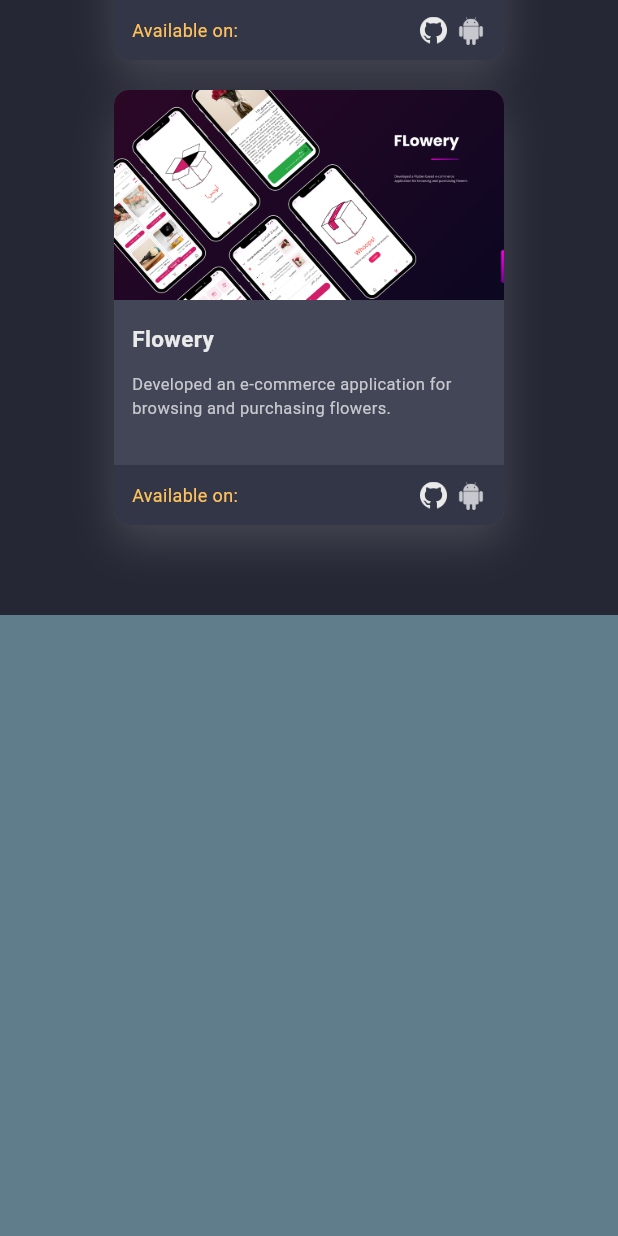
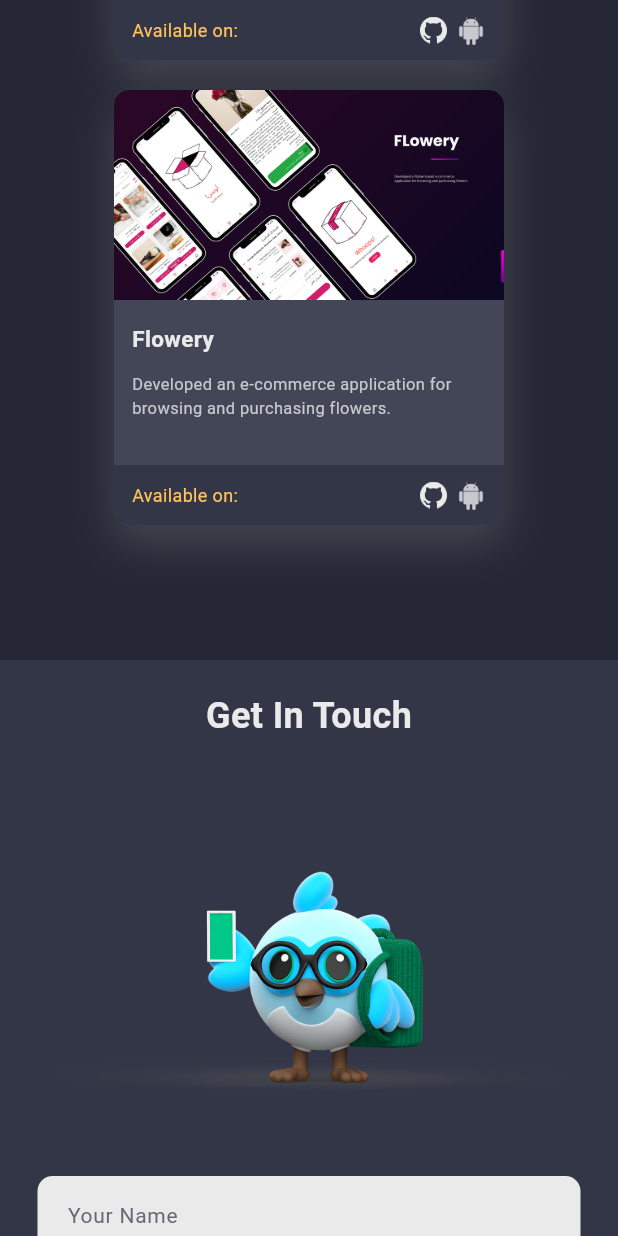
Before and after one commit to AhmedRasmy1/my_portfolio, a Flutter app: the screen it shows after launch, scrolled down 2304 dp, on a phone screen of 412 x 824 dp. Run offline on Flutter 3.47's test engine with Material 3 defaults, Android fonts, the phone set to English and light mode, and no system bars.

Commit message:
feat: Add contact widget with email functionality and custom text fields
- Implemented ContactWidget for user inquiries with email sending capability using EmailJS.
- Created CustomTextField widget for reusable text input fields.
- Added FooterWidget to display footer information.
- Developed Projectss widget to showcase projects using ProjectCardWidget.
- Integrated social media links with icons for user engagement.

```diff
--- a/lib/pages/home_page.dart
+++ b/lib/pages/home_page.dart
@@ -3,13 +3,14 @@ import 'dart:developer';
 import 'package:flutter/material.dart';
 import 'package:my_portfolio/constants/colors.dart';
 import 'package:my_portfolio/constants/size.dart';
-import 'package:my_portfolio/utils/project_utils.dart';
+import 'package:my_portfolio/widgets/contact_widget.dart';
 import 'package:my_portfolio/widgets/drawer_mobil.dart';
+import 'package:my_portfolio/widgets/fotter_widget.dart';
 import 'package:my_portfolio/widgets/header_for_mobil.dart';
 import 'package:my_portfolio/widgets/header_for_website.dart';
 import 'package:my_portfolio/widgets/main_mobile_view.dart';
 import 'package:my_portfolio/widgets/main_website_view.dart';
-import 'package:my_portfolio/widgets/project_card_widget.dart';
+import 'package:my_portfolio/widgets/projects.dart';
 import 'package:my_portfolio/widgets/skills_website_view.dart';
 
 class HomePage extends StatefulWidget {
@@ -90,23 +91,13 @@ class _HomePageState extends State<HomePage> {
                       ),
                     ),
                     SizedBox(height: 50),
-                    ConstrainedBox(
-                      constraints: BoxConstraints(maxWidth: 900),
-                      child: Wrap(
-                        spacing: 20,
-                        runSpacing: 20,
-                        alignment: WrapAlignment.center,
-                        children: [
-                          for (int i = 0; i < projectList.length; i++)
-                            ProjectCardWidget(project: projectList[i]),
-                        ],
-                      ),
-                    ),
+                    Projectss(),
                   ],
                 ),
               ),
-              Container(height: 500, color: Colors.blueGrey),
-              Container(height: 100, color: Colors.blueGrey),
+              SizedBox(height: 30),
+              ContactWidget(),
+              FooterWidget(),
             ],
           ),
         );
--- /dev/null
+++ b/lib/widgets/contact_widget.dart
@@ -0,0 +1,427 @@
+import 'dart:convert';
+import 'dart:developer';
+import 'package:flutter/material.dart';
+import 'package:my_portfolio/constants/colors.dart';
+import 'package:my_portfolio/widgets/custom_text_field.dart';
+import 'package:url_launcher/url_launcher.dart';
+import 'package:http/http.dart' as http;
+
+class ContactWidget extends StatefulWidget {
+  const ContactWidget({super.key});
+
+  @override
+  State<ContactWidget> createState() => _ContactWidgetState();
+}
+
+class _ContactWidgetState extends State<ContactWidget> {
+  final TextEditingController _nameController = TextEditingController();
+  final TextEditingController _emailController = TextEditingController();
+  final TextEditingController _messageController = TextEditingController();
+  final GlobalKey<FormState> _formKey = GlobalKey<FormState>();
+
+  bool isMobile(BuildContext context) =>
+      MediaQuery.of(context).size.width < 800;
+
+  Future<void> _sendEmail() async {
+    if (_formKey.currentState!.validate()) {
+      final serviceId = "service_xxn5c2i"; // 👈 حط الـ Service ID هنا
+      final templateId = "template_214uzc8"; // 👈 حط الـ Template ID هنا
+      final publicKey = "6vozV6SYRUcSk72ie"; // 👈 حط الـ Public Key هنا
+
+      final url = Uri.parse("https://api.emailjs.com/api/v1.0/email/send");
+      final response = await http.post(
+        url,
+        headers: {
+          "origin": "http://localhost",
+          "Content-Type": "application/json",
+        },
+        body: jsonEncode({
+          "service_id": serviceId,
+          "template_id": templateId,
+          "user_id": publicKey,
+          "template_params": {
+            "user_name": _nameController.text,
+            "user_email": _emailController.text,
+            "user_message": _messageController.text,
+          },
+        }),
+      );
+
+      if (response.statusCode == 200) {
+        log("Email sent successfully!");
+        showDialog(
+          context: context,
+          builder: (context) {
+            final isMobile = MediaQuery.of(context).size.width < 600;
+            return AlertDialog(
+              shape: RoundedRectangleBorder(
+                borderRadius: BorderRadius.circular(20),
+              ),
+              backgroundColor: CustomColor.bgLight1,
+              contentPadding: const EdgeInsets.all(24),
+              content: SizedBox(
+                width: isMobile ? double.maxFinite : 400,
+                child: Column(
+                  mainAxisSize: MainAxisSize.min,
+                  children: [
+                    Icon(
+                      Icons.check_circle,
+                      color: CustomColor.yellowPrimary,
+                      size: isMobile ? 48 : 64,
+                    ),
+                    const SizedBox(height: 20),
+                    Text(
+                      "Message sent successfully!",
+                      textAlign: TextAlign.center,
+                      style: TextStyle(
+                        fontSize: isMobile ? 18 : 22,
+                        fontWeight: FontWeight.bold,
+                        color: CustomColor.whitePrimary,
+                      ),
+                    ),
+                    const SizedBox(height: 10),
+                    Text(
+                      "Thank you for reaching out. I'll get back to you soon.",
+                      textAlign: TextAlign.center,
+                      style: TextStyle(
+                        fontSize: isMobile ? 14 : 16,
+                        color: CustomColor.whitePrimary.withOpacity(0.8),
+                      ),
+                    ),
+                    const SizedBox(height: 24),
+                    SizedBox(
+                      width: double.maxFinite,
+                      child: ElevatedButton(
+                        style: ElevatedButton.styleFrom(
+                          backgroundColor: CustomColor.yellowPrimary,
+                          shape: RoundedRectangleBorder(
+                            borderRadius: BorderRadius.circular(10),
+                          ),
+                        ),
+                        onPressed: () => Navigator.of(context).pop(),
+                        child: Text(
+                          "Close",
+                          style: TextStyle(
+                            color: CustomColor.scaffoldBg,
+                            fontWeight: FontWeight.bold,
+                          ),
+                        ),
+                      ),
+                    ),
+                  ],
+                ),
+              ),
+            );
+          },
+        );
+      } else {
+        log("Failed to send email: ${response.body}");
+        showDialog(
+          context: context,
+          builder: (context) {
+            final isMobile = MediaQuery.of(context).size.width < 600;
+            return AlertDialog(
+              shape: RoundedRectangleBorder(
+                borderRadius: BorderRadius.circular(20),
+              ),
+              backgroundColor: CustomColor.bgLight1,
+              contentPadding: const EdgeInsets.all(24),
+              content: SizedBox(
+                width: isMobile ? double.maxFinite : 400,
+                child: Column(
+                  mainAxisSize: MainAxisSize.min,
+                  children: [
+                    Icon(
+                      Icons.error,
+                      color: Colors.redAccent,
+                      size: isMobile ? 48 : 64,
+                    ),
+                    const SizedBox(height: 20),
+                    Text(
+                      "Failed to send message!",
+                      textAlign: TextAlign.center,
+                      style: TextStyle(
+                        fontSize: isMobile ? 18 : 22,
+                        fontWeight: FontWeight.bold,
+                        color: CustomColor.whitePrimary,
+                      ),
+                    ),
+                    const SizedBox(height: 10),
+                    Text(
+                      "Please try again later or check your internet connection.",
+                      textAlign: TextAlign.center,
+                      style: TextStyle(
+                        fontSize: isMobile ? 14 : 16,
+                        color: CustomColor.whitePrimary.withOpacity(0.8),
+                      ),
+                    ),
+                    const SizedBox(height: 24),
+                    SizedBox(
+                      width: double.maxFinite,
+                      child: ElevatedButton(
+                        style: ElevatedButton.styleFrom(
+                          backgroundColor: Colors.redAccent,
+                          shape: RoundedRectangleBorder(
+                            borderRadius: BorderRadius.circular(10),
+                          ),
+                        ),
+                        onPressed: () => Navigator.of(context).pop(),
+                        child: Text(
+                          "Close",
+                          style: TextStyle(
+                            color: CustomColor.scaffoldBg,
+                            fontWeight: FontWeight.bold,
+                          ),
+                        ),
+                      ),
+                    ),
+                  ],
+                ),
+              ),
+            );
+          },
+        );
+      }
+    }
+  }
+
+  Widget _buildContactForm() {
+    final mobile = isMobile(context);
+    return Form(
+      key: _formKey,
+      child: Column(
+        crossAxisAlignment: CrossAxisAlignment.start,
+        children: [
+          mobile
+              ? Column(
+                  children: [
+                    CustomTextField(
+                      hintText: "Your Name",
+                      controller: _nameController,
+                    ),
+                    const SizedBox(height: 20),
+                    CustomTextField(
+                      hintText: "Your Email",
+                      controller: _emailController,
+                    ),
+                  ],
+                )
+              : Row(
+                  children: [
+                    Flexible(
+                      child: CustomTextField(
+                        hintText: "Your Name",
+                        controller: _nameController,
+                      ),
+                    ),
+                    const SizedBox(width: 20),
+                    Flexible(
+                      child: CustomTextField(
+                        hintText: "Your Email",
+                        controller: _emailController,
+                      ),
+                    ),
+                  ],
+                ),
+          const SizedBox(height: 20),
+          CustomTextField(
+            hintText: "Your Message",
+            maxLines: 15,
+            controller: _messageController,
+          ),
+          const SizedBox(height: 20),
+          SizedBox(
+            width: double.maxFinite,
+            child: ElevatedButton(
+              onPressed: _sendEmail,
+              style: ElevatedButton.styleFrom(
+                backgroundColor: CustomColor.yellowPrimary,
+                padding: const EdgeInsets.all(20),
+                shape: RoundedRectangleBorder(
+                  borderRadius: BorderRadius.circular(10),
+                ),
+              ),
+              child: Text(
+                "Get In Touch",
+                style: TextStyle(
+                  fontSize: 16,
+                  fontWeight: FontWeight.bold,
+                  color: CustomColor.scaffoldBg,
+                ),
+              ),
+            ),
+          ),
+        ],
+      ),
+    );
+  }
+
+  @override
+  Widget build(BuildContext context) {
+    final mobile = isMobile(context);
+
+    return Container(
+      padding: const EdgeInsets.fromLTRB(25, 20, 25, 60),
+      color: CustomColor.bgLight1,
+      child: Column(
+        children: [
+          Text(
+            "Get In Touch",
+            style: TextStyle(
+              fontSize: mobile ? 24 : 32,
+              color: CustomColor.whitePrimary,
+              fontWeight: FontWeight.bold,
+            ),
+          ),
+          const SizedBox(height: 50),
+
+          ConstrainedBox(
+            constraints: const BoxConstraints(maxWidth: 1000),
+            child: mobile
+                ? Column(
+                    children: [
+                      Image.asset(
+                        "assets/images/portoflio_logo.png",
+                        height: 200,
+                      ),
+                      const SizedBox(height: 40),
+                      _buildContactForm(),
+                    ],
+                  )
+                : Row(
+                    crossAxisAlignment: CrossAxisAlignment.start,
+                    children: [
+                      const Flexible(
+                        flex: 2,
+                        child: Padding(
+                          padding: EdgeInsets.only(top: 20.0),
+                          child: Center(
+                            child: Image(
+                              width: double.maxFinite,
+                              image: AssetImage(
+                                "assets/images/portoflio_logo.png",
+                              ),
+                              fit: BoxFit.contain,
+                            ),
+                          ),
+                        ),
+                      ),
+                      const SizedBox(width: 50),
+                      Flexible(flex: 2, child: _buildContactForm()),
+                    ],
+                  ),
+          ),
+          const SizedBox(height: 50),
+          ConstrainedBox(
+            constraints: const BoxConstraints(maxWidth: 300),
+            child: const Divider(),
+          ),
+          const SizedBox(height: 20),
+          Wrap(
+            spacing: 20,
+            alignment: WrapAlignment.center,
+            children: [
+              InkWell(
+                onTap: () async {
+                  final uri = Uri.parse("https://github.com/AhmedRasmy1");
+                  if (!await launchUrl(uri, mode: LaunchMode.platformDefault)) {
+                    log('Could not launch $uri');
+                  }
+                },
+                child: Image.asset(
+                  "assets/images/github_icon.png",
+                  height: 20,
+                  width: 20,
+                  color: CustomColor.whitePrimary,
+                ),
+              ),
+              InkWell(
+                onTap: () async {
+                  final uri = Uri.parse(
+                    "https://www.linkedin.com/in/ahmed-rasmy-340680236/",
+                  );
+                  if (!await launchUrl(uri, mode: LaunchMode.platformDefault)) {
+                    log('Could not launch $uri');
+                  }
+                },
+                child: Image.asset(
+                  "assets/images/linkedin_logo.png",
+                  height: 20,
+                  width: 20,
+                ),
+              ),
+              InkWell(
+                onTap: () async {
+                  final uri = Uri.parse(
+                    "https://www.instagram.com/ahmedhishammido?igsh=NmRtampnYm15emVl&utm_source=qr",
+                  );
+                  if (!await launchUrl(uri, mode: LaunchMode.platformDefault)) {
+                    log('Could not launch $uri');
+                  }
+                },
+                child: Image.asset(
+                  "assets/images/instagram_logo.png",
+                  height: 20,
+                  width: 20,
+                  color: CustomColor.whitePrimary,
+                ),
+              ),
+              InkWell(
+                onTap: () async {
+                  final uri = Uri.parse("https://t.me/Midorasmy");
+                  if (!await launchUrl(uri, mode: LaunchMode.platformDefault)) {
+                    log('Could not launch $uri');
+                  }
+                },
+                child: Image.asset(
+                  "assets/images/telegram_logo.png",
+                  height: 20,
+                  width: 20,
+                ),
+              ),
+              InkWell(
+                onTap: () async {
+                  final uri = Uri.parse(
+                    "https://www.facebook.com/share/1GSPZ6TZww/?mibextid=wwXIfr",
+                  );
+                  if (!await launchUrl(uri, mode: LaunchMode.platformDefault)) {
+                    log('Could not launch $uri');
+                  }
+                },
+                child: Image.asset(
+                  "assets/images/facebook_logo.png",
+                  height: 20,
+                  width: 20,
+                ),
+              ),
+              InkWell(
+                onTap: () async {
+                  final uri = Uri.parse(
+                    "https://x.com/ahmedhishamrsmy?s=21&t=YZr6AgTbJ7LlmzcKqdlgFQ",
+                  );
+                  if (!await launchUrl(uri, mode: LaunchMode.platformDefault)) {
+                    log('Could not launch $uri');
+                  }
+                },
+                child: Image.asset(
+                  "assets/images/x_logo.png",
+                  height: 20,
+                  width: 20,
+                  color: CustomColor.whitePrimary,
+                ),
+              ),
+            ],
+          ),
+        ],
+      ),
+    );
+  }
+
+  @override
+  void dispose() {
+    _nameController.dispose();
+    _emailController.dispose();
+    _messageController.dispose();
+    super.dispose();
+  }
+}
--- /dev/null
+++ b/lib/widgets/custom_text_field.dart
@@ -0,0 +1,45 @@
+import 'package:flutter/material.dart';
+import 'package:my_portfolio/constants/colors.dart';
+
+class CustomTextField extends StatelessWidget {
+  const CustomTextField({
+    super.key,
+    this.controller,
+    this.maxLines = 1,
+    this.hintText,
+  });
+
+  final TextEditingController? controller;
+  final int maxLines;
+  final String? hintText;
+
+  @override
+  Widget build(BuildContext context) {
+    return TextField(
+      controller: controller,
+      maxLines: maxLines,
+      style: TextStyle(
+        color: CustomColor.scaffoldBg,
+        fontSize: 14,
+        fontWeight: FontWeight.w400,
+      ),
+      decoration: InputDecoration(
+        contentPadding: EdgeInsets.all(16.0),
+        hintText: hintText,
+        hintStyle: TextStyle(color: CustomColor.hintDark),
+        filled: true,
+        fillColor: CustomColor.whitePrimary,
+        focusedBorder: getInputBorder,
+        enabledBorder: getInputBorder,
+        border: getInputBorder,
+      ),
+    );
+  }
+
+  OutlineInputBorder get getInputBorder {
+    return OutlineInputBorder(
+      borderRadius: BorderRadius.circular(10),
+      borderSide: BorderSide.none,
+    );
+  }
+}
--- /dev/null
+++ b/lib/widgets/projects.dart
@@ -0,0 +1,23 @@
+import 'package:flutter/material.dart';
+import 'package:my_portfolio/utils/project_utils.dart';
+import 'package:my_portfolio/widgets/project_card_widget.dart';
+
+class Projectss extends StatelessWidget {
+  const Projectss({super.key});
+
+  @override
+  Widget build(BuildContext context) {
+    return ConstrainedBox(
+      constraints: BoxConstraints(maxWidth: 900),
+      child: Wrap(
+        spacing: 20,
+        runSpacing: 20,
+        alignment: WrapAlignment.center,
+        children: [
+          for (int i = 0; i < projectList.length; i++)
+            ProjectCardWidget(project: projectList[i]),
+        ],
+      ),
+    );
+  }
+}
```
Also changed, not shown: lib/widgets/fotter_widget.dart (added, +23 -0 lines), pubspec.yaml (+1 -6 lines), assets/images/facebook_logo.png (added), assets/images/instagram_logo.png (added), assets/images/linkedin_logo.png (added), assets/images/telegram_logo.png (added), assets/images/whatsapp_logo.png (added), assets/images/x_logo.png (added), pubspec.lock.
